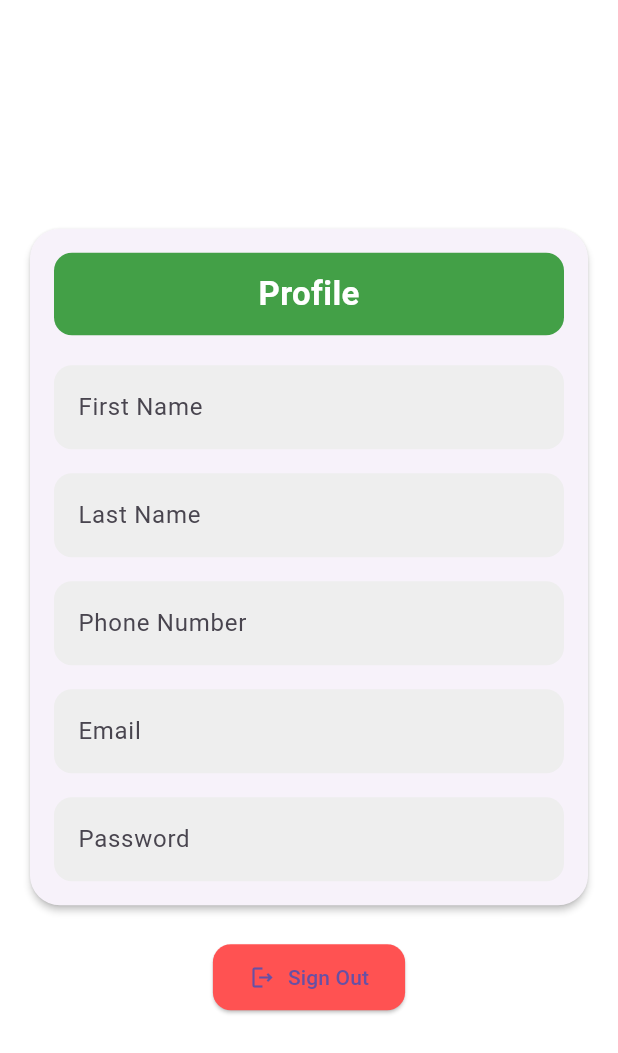
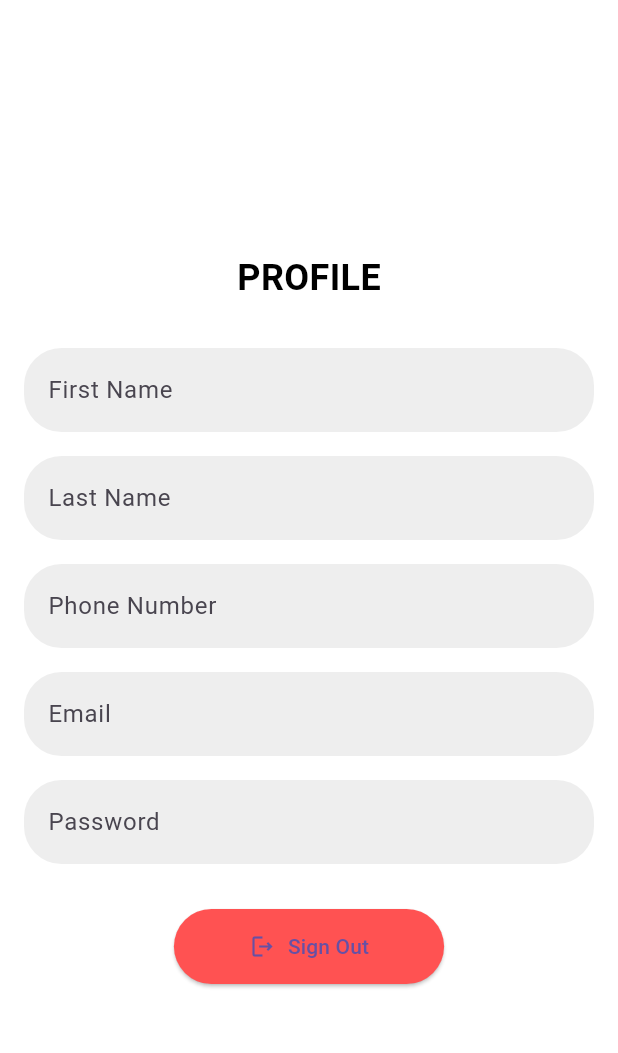
Before and after one commit to psuuc-cvdrazo/SolidWastez, a Flutter app: the CollectorProfileScreen screen opened directly, on a phone screen of 412 x 824 dp. Shown: the top 1053 px of the screen. Run offline on Flutter 3.47's test engine with Material 3 defaults, Android fonts, the phone set to English and light mode, and no system bars; our stand-ins replace cloud_firestore, curved_navigation_bar, firebase_auth, firebase_core, firebase_storage, flutter_screenutil and 4 more; accounts and stored records are empty.

Commit message:
first commit

```diff
--- a/lib/screen/collectorside/collectorprofile.dart
+++ b/lib/screen/collectorside/collectorprofile.dart
@@ -73,7 +73,7 @@ class _CollectorProfileScreenState extends State<CollectorProfileScreen> {
   @override
   Widget build(BuildContext context) {
     return Scaffold(
-      backgroundColor: Colors.white,
+      backgroundColor: Colors.white, // Background color set to white
       body: Center(
         child: Padding(
           padding: const EdgeInsets.all(16.0),
@@ -81,39 +81,17 @@ class _CollectorProfileScreenState extends State<CollectorProfileScreen> {
             child: Column(
               crossAxisAlignment: CrossAxisAlignment.center,
               children: [
-                Card(
-                  elevation: 2.0,
-                  shape: RoundedRectangleBorder(
-                    borderRadius: BorderRadius.circular(20),
-                  ),
-                  child: Padding(
-                    padding: const EdgeInsets.all(16.0),
-                    child: Column(
-                      crossAxisAlignment: CrossAxisAlignment.start,
-                      children: [
                 // Profile Title
-                        Container(
-                          padding: const EdgeInsets.symmetric(horizontal: 0),
-                          decoration: BoxDecoration(
-                            color: Colors.green.shade600,
-                            borderRadius: BorderRadius.circular(12),
-                          ),
-                          child: const Center(
-                            child: Padding(
-                              padding: EdgeInsets.all(12.0),
-                              child: Text(
-                                'Profile',
+                const Text(
+                  'PROFILE',
                   style: TextStyle(
-                                  fontSize: 22,
+                    fontSize: 24,
                     fontWeight: FontWeight.bold,
-                                  color: Colors.white,
+                    color: Colors.black, // Profile title in black
                   ),
                 ),
-                            ),
-                          ),
-                        ),
-                        const SizedBox(height: 20),
-                        // Profile Fields
+                const SizedBox(height: 30),
+                // Profile Input Fields
                 _buildProfileInputField("First Name", firstName),
                 const SizedBox(height: 16),
                 _buildProfileInputField("Last Name", lastName),
@@ -123,11 +101,7 @@ class _CollectorProfileScreenState extends State<CollectorProfileScreen> {
                 _buildProfileInputField("Email", email),
                 const SizedBox(height: 16),
                 _buildProfileInputField("Password", maskPassword(password)),
-                      ],
-                    ),
-                  ),
-                ),
-                const SizedBox(height: 20),
+                const SizedBox(height: 30),
                 // Sign Out Button
                 ElevatedButton.icon(
                   onPressed: () async {
@@ -156,12 +130,12 @@ class _CollectorProfileScreenState extends State<CollectorProfileScreen> {
                   icon: const Icon(Icons.logout_outlined),
                   label: const Text('Sign Out'),
                   style: ElevatedButton.styleFrom(
-                    backgroundColor: Colors.redAccent,
+                    backgroundColor: Colors.redAccent, // Red background for the button
+                    padding: const EdgeInsets.symmetric(
+                        horizontal: 50, vertical: 15),
                     shape: RoundedRectangleBorder(
-                      borderRadius: BorderRadius.circular(12),
+                      borderRadius: BorderRadius.circular(25),
                     ),
-                    padding: const EdgeInsets.symmetric(
-                        horizontal: 24, vertical: 12),
                   ),
                 ),
               ],
@@ -177,14 +151,18 @@ class _CollectorProfileScreenState extends State<CollectorProfileScreen> {
       decoration: InputDecoration(
         labelText: label,
         filled: true,
-        fillColor: Colors.grey.shade200,
+        fillColor: Colors.grey.shade200, // Light grey background for the input fields
         border: OutlineInputBorder(
-          borderRadius: BorderRadius.circular(12),
-          borderSide: BorderSide.none,
+          borderRadius: BorderRadius.circular(25), // Rounded corners
+          borderSide: BorderSide.none, // No border line
         ),
       ),
       readOnly: true,
       controller: TextEditingController(text: value),
+      style: const TextStyle(
+        fontSize: 16,
+        color: Colors.black,
+      ),
     );
   }
 }
```
Also changed, not shown: 1 other file. Lines whose indentation alone changed are shown as unchanged.
